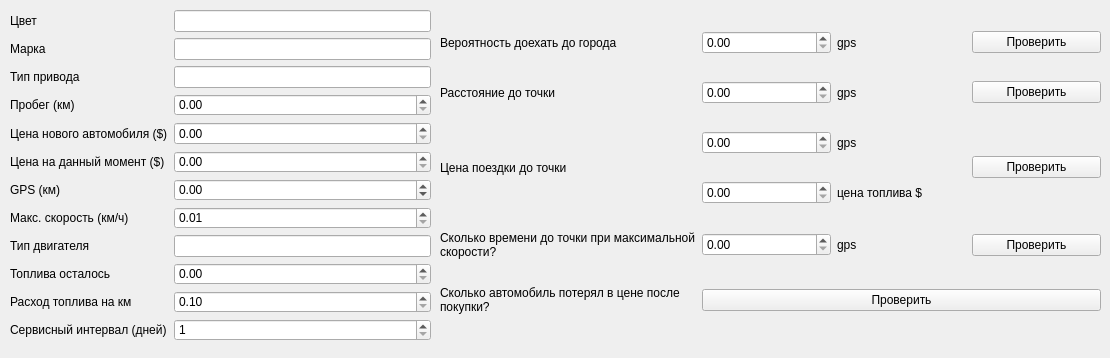
Before: the Qt Designer form Lab10/Part1-option4/design.ui in PolytechHub/Programming-2023, drawn with Qt 5.
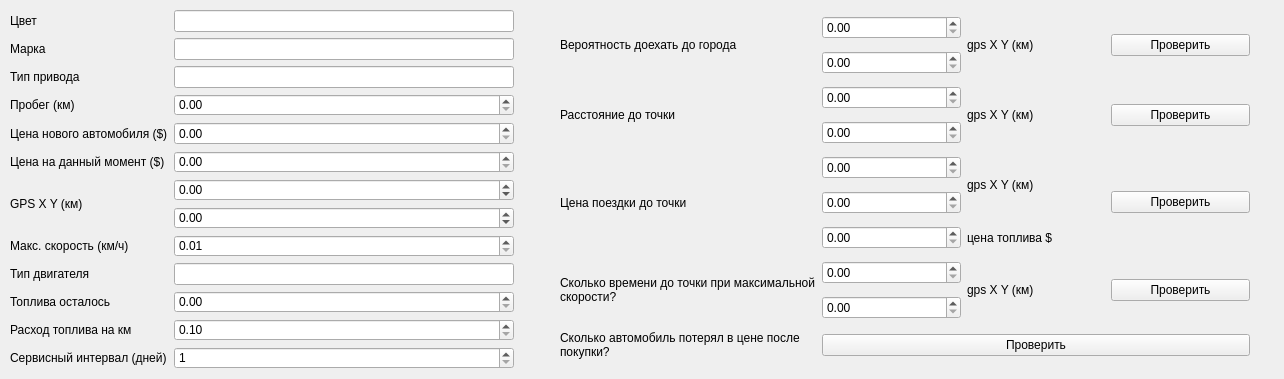
After: the same form once the commit is applied.

What changed in the file:
```diff
--- a/Lab10/Part1-option4/design.ui
+++ b/Lab10/Part1-option4/design.ui
@@ -6,20 +6,20 @@
    <rect>
     <x>0</x>
     <y>0</y>
-    <width>1110</width>
-    <height>358</height>
+    <width>1284</width>
+    <height>379</height>
    </rect>
   </property>
   <property name="minimumSize">
    <size>
-    <width>1110</width>
-    <height>358</height>
+    <width>1284</width>
+    <height>379</height>
    </size>
   </property>
   <property name="maximumSize">
    <size>
-    <width>1110</width>
-    <height>358</height>
+    <width>1284</width>
+    <height>379</height>
    </size>
   </property>
   <property name="windowTitle">
@@ -30,64 +30,39 @@
     <rect>
      <x>10</x>
      <y>10</y>
-     <width>421</width>
-     <height>332</height>
+     <width>504</width>
+     <height>360</height>
     </rect>
    </property>
    <layout class="QGridLayout" name="gridData">
-    <item row="9" column="0">
-     <widget class="QLabel" name="labelRemaningFuel">
-      <property name="text">
-       <string>Топлива осталось</string>
+    <item row="11" column="1">
+     <widget class="QDoubleSpinBox" name="boxFuelConsumption">
+      <property name="minimum">
+       <double>0.100000000000000</double>
       </property>
-     </widget>
-    </item>
-    <item row="4" column="1">
-     <widget class="QDoubleSpinBox" name="boxNewCost">
       <property name="maximum">
-       <double>9999999999999.990234375000000</double>
+       <double>999999999.990000009536743</double>
       </property>
      </widget>
     </item>
-    <item row="11" column="0">
-     <widget class="QLabel" name="labelServiceInterval">
-      <property name="text">
-       <string>Сервисный интервал (дней)</string>
+    <item row="3" column="1">
+     <widget class="QDoubleSpinBox" name="boxMileage">
+      <property name="maximum">
+       <double>999999999.990000009536743</double>
       </property>
      </widget>
     </item>
-    <item row="0" column="1">
-     <widget class="QLineEdit" name="boxColor"/>
-    </item>
-    <item row="1" column="0">
-     <widget class="QLabel" name="labelBrand">
+    <item row="5" column="0">
+     <widget class="QLabel" name="labelNowCost">
       <property name="text">
-       <string>Марка</string>
+       <string>Цена на данный момент ($)</string>
       </property>
      </widget>
     </item>
-    <item row="7" column="0">
-     <widget class="QLabel" name="labelMaxSpeed">
-      <property name="text">
-       <string>Макс. скорость (км/ч)</string>
-      </property>
-     </widget>
+    <item row="1" column="1">
+     <widget class="QLineEdit" name="boxBrand"/>
     </item>
-    <item row="0" column="0">
-     <widget class="QLabel" name="labelColor">
-      <property name="text">
-       <string>Цвет</string>
-      </property>
-     </widget>
-    </item>
-    <item row="9" column="1">
-     <widget class="QDoubleSpinBox" name="boxRemaningFuel">
-      <property name="maximum">
-       <double>999999999.990000009536743</double>
-      </property>
-     </widget>
-    </item>
-    <item row="7" column="1">
+    <item row="8" column="1">
      <widget class="QDoubleSpinBox" name="boxMaxSpeed">
       <property name="minimum">
        <double>0.010000000000000</double>
@@ -97,30 +72,20 @@
       </property>
      </widget>
     </item>
-    <item row="3" column="1">
-     <widget class="QDoubleSpinBox" name="boxMileage">
+    <item row="5" column="1">
+     <widget class="QDoubleSpinBox" name="boxNowCost">
       <property name="maximum">
-       <double>999999999.990000009536743</double>
+       <double>9999999999999.990234375000000</double>
       </property>
      </widget>
     </item>
-    <item row="2" column="0">
-     <widget class="QLabel" name="labelDriveType">
+    <item row="12" column="0">
+     <widget class="QLabel" name="labelServiceInterval">
       <property name="text">
-       <string>Тип привода</string>
+       <string>Сервисный интервал (дней)</string>
       </property>
      </widget>
     </item>
-    <item row="6" column="0">
-     <widget class="QLabel" name="labelGPS">
-      <property name="text">
-       <string>GPS (км)</string>
-      </property>
-     </widget>
-    </item>
-    <item row="2" column="1">
-     <widget class="QLineEdit" name="boxDriveType"/>
-    </item>
     <item row="3" column="0">
      <widget class="QLabel" name="labelMileage">
       <property name="text">
@@ -128,9 +93,6 @@
       </property>
      </widget>
     </item>
-    <item row="8" column="1">
-     <widget class="QLineEdit" name="boxEngineType"/>
-    </item>
     <item row="4" column="0">
      <widget class="QLabel" name="labelNewCost">
       <property name="text">
@@ -138,27 +100,17 @@
       </property>
      </widget>
     </item>
-    <item row="8" column="0">
-     <widget class="QLabel" name="LabelEngineType">
-      <property name="text">
-       <string>Тип двигателя</string>
-      </property>
-     </widget>
-    </item>
-    <item row="10" column="1">
-     <widget class="QDoubleSpinBox" name="boxFuelConsumption">
+    <item row="6" column="1">
+     <widget class="QDoubleSpinBox" name="boxGPSX">
       <property name="minimum">
-       <double>0.100000000000000</double>
+       <double>-9999999999999.000000000000000</double>
       </property>
       <property name="maximum">
-       <double>999999999.990000009536743</double>
+       <double>9999999999.989999771118164</double>
       </property>
      </widget>
     </item>
-    <item row="1" column="1">
-     <widget class="QLineEdit" name="boxBrand"/>
-    </item>
-    <item row="11" column="1">
+    <item row="12" column="1">
      <widget class="QSpinBox" name="boxServiceInterval">
       <property name="minimum">
        <number>1</number>
@@ -168,34 +120,92 @@
       </property>
      </widget>
     </item>
-    <item row="6" column="1">
-     <widget class="QDoubleSpinBox" name="boxGPS">
-      <property name="minimum">
-       <double>-9999999999999.000000000000000</double>
+    <item row="0" column="1">
+     <widget class="QLineEdit" name="boxColor"/>
+    </item>
+    <item row="9" column="1">
+     <widget class="QLineEdit" name="boxEngineType"/>
+    </item>
+    <item row="1" column="0">
+     <widget class="QLabel" name="labelBrand">
+      <property name="text">
+       <string>Марка</string>
       </property>
+     </widget>
+    </item>
+    <item row="10" column="1">
+     <widget class="QDoubleSpinBox" name="boxRemaningFuel">
       <property name="maximum">
-       <double>9999999999.989999771118164</double>
+       <double>999999999.990000009536743</double>
       </property>
      </widget>
     </item>
-    <item row="10" column="0">
+    <item row="9" column="0">
+     <widget class="QLabel" name="LabelEngineType">
+      <property name="text">
+       <string>Тип двигателя</string>
+      </property>
+     </widget>
+    </item>
+    <item row="4" column="1">
+     <widget class="QDoubleSpinBox" name="boxNewCost">
+      <property name="maximum">
+       <double>9999999999999.990234375000000</double>
+      </property>
+     </widget>
+    </item>
+    <item row="2" column="1">
+     <widget class="QLineEdit" name="boxDriveType"/>
+    </item>
+    <item row="11" column="0">
      <widget class="QLabel" name="labelFuelConsumption">
       <property name="text">
        <string>Расход топлива на км</string>
       </property>
      </widget>
     </item>
-    <item row="5" column="0">
-     <widget class="QLabel" name="labelNowCost">
+    <item row="2" column="0">
+     <widget class="QLabel" name="labelDriveType">
       <property name="text">
-       <string>Цена на данный момент ($)</string>
+       <string>Тип привода</string>
       </property>
      </widget>
     </item>
-    <item row="5" column="1">
-     <widget class="QDoubleSpinBox" name="boxNowCost">
+    <item row="0" column="0">
+     <widget class="QLabel" name="labelColor">
+      <property name="text">
+       <string>Цвет</string>
+      </property>
+     </widget>
+    </item>
+    <item row="8" column="0">
+     <widget class="QLabel" name="labelMaxSpeed">
+      <property name="text">
+       <string>Макс. скорость (км/ч)</string>
+      </property>
+     </widget>
+    </item>
+    <item row="10" column="0">
+     <widget class="QLabel" name="labelRemaningFuel">
+      <property name="text">
+       <string>Топлива осталось</string>
+      </property>
+     </widget>
+    </item>
+    <item row="7" column="1">
+     <widget class="QDoubleSpinBox" name="boxGPSY">
+      <property name="minimum">
+       <double>-9999999999999.000000000000000</double>
+      </property>
       <property name="maximum">
-       <double>9999999999999.990234375000000</double>
+       <double>9999999999.989999771118164</double>
+      </property>
+     </widget>
+    </item>
+    <item row="6" column="0" rowspan="2">
+     <widget class="QLabel" name="labelGPS">
+      <property name="text">
+       <string>GPS X Y (км)</string>
       </property>
      </widget>
     </item>
@@ -204,136 +214,91 @@
   <widget class="QWidget" name="gridLayoutWidget_2">
    <property name="geometry">
     <rect>
-     <x>440</x>
+     <x>560</x>
      <y>10</y>
-     <width>661</width>
-     <height>331</height>
+     <width>690</width>
+     <height>361</height>
     </rect>
    </property>
    <layout class="QGridLayout" name="gridMethods">
-    <item row="4" column="0">
-     <widget class="QLabel" name="labelTimeOfTrip">
-      <property name="text">
-       <string>Сколько времени до точки при максимальной скорости?</string>
-      </property>
-      <property name="wordWrap">
-       <bool>true</bool>
-      </property>
-     </widget>
-    </item>
-    <item row="4" column="1">
-     <widget class="QDoubleSpinBox" name="boxGPSTimeOfTrip">
-      <property name="maximum">
-       <double>9999999999.989999771118164</double>
-      </property>
-     </widget>
-    </item>
-    <item row="4" column="2">
-     <widget class="QLabel" name="labelGPSTimeOfTrip">
-      <property name="text">
-       <string>gps</string>
-      </property>
-     </widget>
-    </item>
-    <item row="1" column="1">
-     <widget class="QDoubleSpinBox" name="boxGPSDistanceToPoint">
-      <property name="maximum">
-       <double>999999999.990000009536743</double>
-      </property>
-     </widget>
-    </item>
-    <item row="1" column="2">
-     <widget class="QLabel" name="labelGPSDistanceToPoint">
-      <property name="text">
-       <string>gps</string>
-      </property>
-     </widget>
-    </item>
-    <item row="1" column="3">
-     <widget class="QPushButton" name="buttonDistanceToPoint">
-      <property name="text">
-       <string>Проверить</string>
-      </property>
-     </widget>
-    </item>
-    <item row="3" column="1">
-     <widget class="QDoubleSpinBox" name="boxFuelCostCostOfTrip">
-      <property name="maximum">
-       <double>99999999999.990005493164063</double>
-      </property>
-     </widget>
-    </item>
-    <item row="2" column="2">
-     <widget class="QLabel" name="labelGPSCostOfTrip">
-      <property name="text">
-       <string>gps</string>
-      </property>
-     </widget>
-    </item>
-    <item row="0" column="1">
-     <widget class="QDoubleSpinBox" name="boxGPSGoToCity">
-      <property name="maximum">
-       <double>99999999999.990005493164063</double>
-      </property>
-     </widget>
-    </item>
-    <item row="3" column="2">
-     <widget class="QLabel" name="labelFuelCostCostOfTrip">
-      <property name="text">
-       <string>цена топлива $</string>
-      </property>
-     </widget>
-    </item>
-    <item row="2" column="0" rowspan="2">
+    <item row="4" column="0" rowspan="3">
      <widget class="QLabel" name="labelCostOfTrip">
       <property name="text">
        <string>Цена поездки до точки</string>
       </property>
      </widget>
     </item>
-    <item row="2" column="1">
-     <widget class="QDoubleSpinBox" name="boxGPSCostOfTrip">
+    <item row="0" column="1">
+     <widget class="QDoubleSpinBox" name="boxGPSXGoToCity">
+      <property name="maximum">
+       <double>99999999999.990005493164063</double>
+      </property>
+     </widget>
+    </item>
+    <item row="3" column="1">
+     <widget class="QDoubleSpinBox" name="boxGPSYDistanceToPoint">
       <property name="maximum">
        <double>999999999.990000009536743</double>
       </property>
      </widget>
     </item>
-    <item row="0" column="3">
+    <item row="0" column="3" rowspan="2">
      <widget class="QPushButton" name="buttonGoToCity">
       <property name="text">
        <string>Проверить</string>
       </property>
      </widget>
     </item>
-    <item row="0" column="0">
-     <widget class="QLabel" name="labelGoToCity">
+    <item row="6" column="1">
+     <widget class="QDoubleSpinBox" name="boxFuelCostCostOfTrip">
+      <property name="maximum">
+       <double>99999999999.990005493164063</double>
+      </property>
+     </widget>
+    </item>
+    <item row="2" column="2" rowspan="2">
+     <widget class="QLabel" name="labelGPSDistanceToPoint">
       <property name="text">
-       <string>Вероятность доехать до города</string>
+       <string>gps X Y (км)</string>
       </property>
      </widget>
     </item>
-    <item row="1" column="0">
-     <widget class="QLabel" name="labelDistanceToPoint">
+    <item row="7" column="1">
+     <widget class="QDoubleSpinBox" name="boxGPSXTimeOfTrip">
+      <property name="maximum">
+       <double>9999999999.989999771118164</double>
+      </property>
+     </widget>
+    </item>
+    <item row="4" column="1">
+     <widget class="QDoubleSpinBox" name="boxGPSXCostOfTrip">
+      <property name="maximum">
+       <double>999999999.990000009536743</double>
+      </property>
+     </widget>
+    </item>
+    <item row="6" column="2">
+     <widget class="QLabel" name="labelFuelCostCostOfTrip">
       <property name="text">
-       <string>Расстояние до точки</string>
+       <string>цена топлива $</string>
       </property>
      </widget>
     </item>
-    <item row="0" column="2">
+    <item row="0" column="2" rowspan="2">
      <widget class="QLabel" name="labelGPSGoToCity">
       <property name="text">
-       <string>gps</string>
+       <string>gps X Y (км)</string>
       </property>
      </widget>
     </item>
-    <item row="4" column="3">
-     <widget class="QPushButton" name="buttonTimeOfTrip">
-      <property name="text">
-       <string>Проверить</string>
+    <item row="2" column="1">
+     <widget class="QDoubleSpinBox" name="boxGPSXDistanceToPoint">
+      <property name="maximum">
+       <double>999999999.990000009536743</double>
       </property>
      </widget>
     </item>
-    <item row="5" column="0">
+    <item row="9" column="0">
      <widget class="QLabel" name="labelPriceLoss">
       <property name="text">
        <string>Сколько автомобиль потерял в цене после покупки?</string>
@@ -343,20 +308,93 @@
       </property>
      </widget>
     </item>
-    <item row="2" column="3" rowspan="2">
+    <item row="4" column="3" rowspan="3">
      <widget class="QPushButton" name="buttonCostOfTrip">
       <property name="text">
        <string>Проверить</string>
       </property>
      </widget>
     </item>
-    <item row="5" column="1" colspan="3">
+    <item row="9" column="1" colspan="3">
      <widget class="QPushButton" name="buttonPriceLoss">
       <property name="text">
        <string>Проверить</string>
       </property>
      </widget>
     </item>
+    <item row="4" column="2" rowspan="2">
+     <widget class="QLabel" name="labelGPSCostOfTrip">
+      <property name="text">
+       <string>gps X Y (км)</string>
+      </property>
+     </widget>
+    </item>
+    <item row="5" column="1">
+     <widget class="QDoubleSpinBox" name="boxGPSYCostOfTrip">
+      <property name="maximum">
+       <double>999999999.990000009536743</double>
+      </property>
+     </widget>
+    </item>
+    <item row="2" column="3" rowspan="2">
+     <widget class="QPushButton" name="buttonDistanceToPoint">
+      <property name="text">
+       <string>Проверить</string>
+      </property>
+     </widget>
+    </item>
+    <item row="1" column="1">
+     <widget class="QDoubleSpinBox" name="boxGPSYGoToCity">
+      <property name="maximum">
+       <double>99999999999.990005493164063</double>
+      </property>
+     </widget>
+    </item>
+    <item row="8" column="1">
+     <widget class="QDoubleSpinBox" name="boxGPSYTimeOfTrip">
+      <property name="maximum">
+       <double>9999999999.989999771118164</double>
+      </property>
+     </widget>
+    </item>
+    <item row="7" column="2" rowspan="2">
+     <widget class="QLabel" name="labelGPSTimeOfTrip">
+      <property name="text">
+       <string>gps X Y (км)</string>
+      </property>
+     </widget>
+    </item>
+    <item row="7" column="3" rowspan="2">
+     <widget class="QPushButton" name="buttonTimeOfTrip">
+      <property name="text">
+       <string>Проверить</string>
+      </property>
+     </widget>
+    </item>
+    <item row="0" column="0" rowspan="2">
+     <widget class="QLabel" name="labelGoToCity">
+      <property name="text">
+       <string>Вероятность доехать до города</string>
+      </property>
+     </widget>
+    </item>
+    <item row="2" column="0" rowspan="2">
+     <widget class="QLabel" name="labelDistanceToPoint">
+      <property name="text">
+       <string>Расстояние до точки</string>
+      </property>
+     </widget>
+    </item>
+    <item row="7" column="0" rowspan="2">
+     <widget class="QLabel" name="labelTimeOfTrip">
+      <property name="text">
+       <string>Сколько времени до точки при максимальной скорости?</string>
+      </property>
+      <property name="wordWrap">
+       <bool>true</bool>
+      </property>
+     </widget>
+    </item>
    </layout>
   </widget>
  </widget>
```
